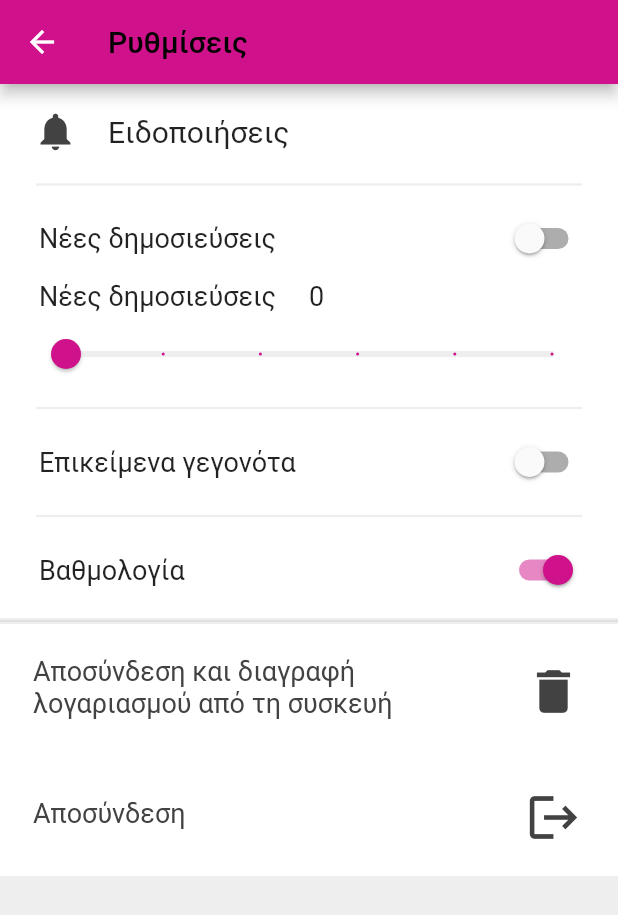
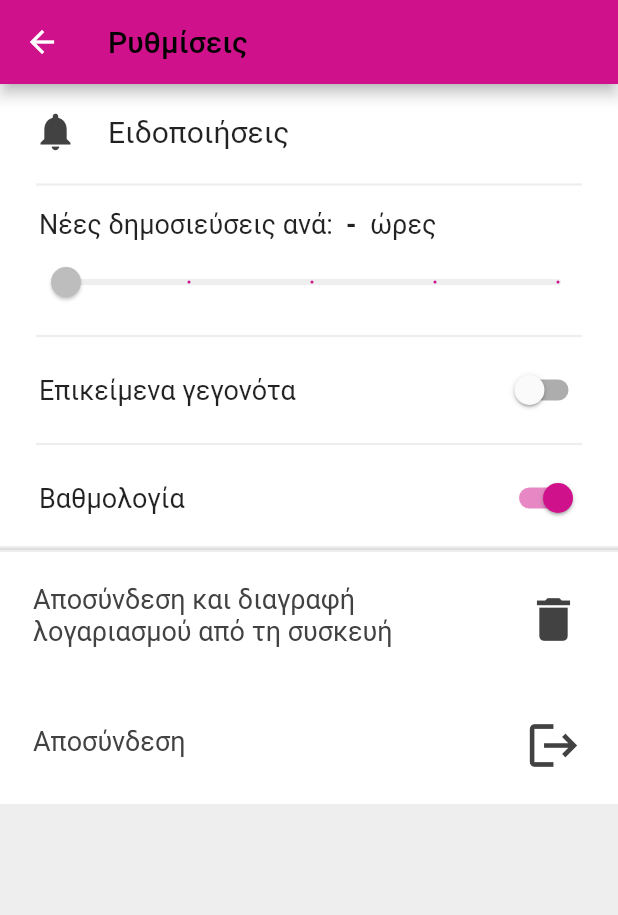
Before and after one commit to giomaroon/open_study, a Flutter app: the SettingsPage screen opened directly, after a tap on "Βαθμολογία", on a phone screen of 412 x 824 dp. Shown: the top 915 px of the screen. Run offline on Flutter 3.47's test engine with Material 2 defaults, Android fonts, the light colour scheme and no system bars; our stand-ins replace flutter_local_notifications, flutter_native_timezone, flutter_secure_storage, flutter_spinkit, rxdart, shared_preferences and 2 more; missing offline and left inert: workmanager; accounts and stored records are empty.

Commit message:
slider is on

```diff
--- a/lib/Pages/HomePage.dart
+++ b/lib/Pages/HomePage.dart
@@ -55,7 +55,7 @@ class _HomePageState extends State<HomePage> {
 
   @override
   void initState() {
-    print('homepage init');
+    //print('homepage init');
     getUserStudyHtml();
     //notificationServices.initializeNotifications();
     notificationServices.requestIOSPermissions();
@@ -68,7 +68,7 @@ class _HomePageState extends State<HomePage> {
 
   @override
   void dispose() {
-    print('homepage dispose');
+    //print('homepage dispose');
     notificationServices.streamNotification.close();
     notificationServices.streamNotificationIOS.close();
     super.dispose();
@@ -76,7 +76,7 @@ class _HomePageState extends State<HomePage> {
 
   @override
   Widget build(BuildContext context) {
-    print('homepage');
+    //print('homepage');
     return Scaffold(
       backgroundColor: Colors.grey[200],
       appBar: AppBar(
--- a/lib/Pages/LoginPage.dart
+++ b/lib/Pages/LoginPage.dart
@@ -68,7 +68,7 @@ class _LoginPageState extends State<LoginPage> {
           password: password,
           studentName: studentName,
           eventNotification: 1,
-          postNotification: 1,
+          postNotification: 8,
           gradeNotification: 1,
           eventsUpdateTime: '');
 
--- a/lib/Pages/SettingsPage.dart
+++ b/lib/Pages/SettingsPage.dart
@@ -19,31 +19,32 @@ class SettingsPage extends StatefulWidget {
 
 class _SettingsPageState extends State<SettingsPage> {
 
-  bool eventNotification=false;
-  bool postNotification=false;
-  bool gradeNotification=false;
+  bool eventNotif=false;
+  //bool postNotification=false; //TODO int
+  bool gradeNotif=false;
+  int postNotifTime=0;
   //bool value = true;
   User? user;
   var db=DBServices.instance;
-  double hours=0;
+  //double value=0;
+  Map<int,int> valueFromTime={0:0,4:1,8:2,12:3,24:4};
 
   Future<void> getUserSettings() async {
     user = await db.getUser(id: activeUserId);
-  eventNotification=user!.eventNotification==1
-      ? true
-      : false;
-  postNotification=user!.postNotification==1
-      ? true
-      : false;
-  gradeNotification=user!.gradeNotification==1
-      ? true
-      : false;
-  setState(() { });
+    //print(user!.toMap());
+    eventNotif=user!.eventNotification==1
+        ? true
+        : false;
+    postNotifTime=user!.postNotification;
+    // postNotification=user!.postNotification==1
+    //     ? true
+    //     : false;
+    gradeNotif=user!.gradeNotification==1
+        ? true
+        : false;
+    setState(() { });
   }
 
-  void postNoitificationHours() {
-
-  }
 
   @override
   void initState() {
@@ -102,38 +103,48 @@ class _SettingsPageState extends State<SettingsPage> {
                   indent: 20,
                   endIndent: 20,
                 ),
-                SwitchListTile(
-                    activeColor: Color(0xFFCF118C),
-                    tileColor: Colors.white,
-                    title: Row(
-                      children: [
-                        SizedBox(width: 6),
-                        Text('Νέες δημοσιεύσεις',
-                          style: TextStyle(
-                              fontSize: 18
-                          ),),
-                      ],
-                    ),
-                    value: postNotification,
-                    onChanged: (val) async {
-                      setState (() { postNotification = val; });
-                      await activatePostNotifications(val, user!.id!);
-                    }
-                ),
+                // SwitchListTile(
+                //     activeColor: Color(0xFFCF118C),
+                //     tileColor: Colors.white,
+                //     title: Row(
+                //       children: [
+                //         SizedBox(width: 6),
+                //         Text('Νέες δημοσιεύσεις',
+                //           style: TextStyle(
+                //               fontSize: 18
+                //           ),),
+                //       ],
+                //     ),
+                //     value: postNotification,
+                //     onChanged: (val) async {
+                //       setState (() { postNotification = val; });
+                //       await activatePostNotifications(val, user!.id!);
+                //     }
+                // ),
                 Container(
                   color: Colors.white,
                   child: Column(
                     children: [
+                      SizedBox(height: 8),
                       Row(
                         children: [
                           SizedBox(width: 22),
-                          Text('Νέες δημοσιεύσεις',
+                          Text('Νέες δημοσιεύσεις ανά:  ',
                             style: TextStyle(
                                 fontSize: 18
                             ),
                           ),
-                          SizedBox(width: 22),
-                          Text(hours.round().toString(),
+                          // SizedBox(width: 22),
+                          Text(postNotifTime==0
+                              ? '-'
+                              : postNotifTime.toString(),
+                            style: TextStyle(
+                              fontSize: 18,
+                              fontWeight: FontWeight.bold
+
+                            ),
+                          ),
+                          Text('  ώρες',
                             style: TextStyle(
                                 fontSize: 18
                             ),
@@ -141,20 +152,35 @@ class _SettingsPageState extends State<SettingsPage> {
                         ],
                       ),
                       Container(
-                        padding: EdgeInsets.fromLTRB(14,4,14,4),
+                        padding: EdgeInsets.fromLTRB(14,4,10,4),
                         child: Slider(
                           min: 0,
-                          max: 5,
-                          divisions: 5,
-                          value: hours,
+                          max: 4,
+                          divisions: 4,
+                          value: valueFromTime[postNotifTime]!.toDouble(),
                           //label: hours.round().toString(),
-                          onChanged: (val) {
+                          onChanged: (a) {
+                            //print(postNotificationTime);
                             setState(() {
-                              hours=val;
-                              print(hours);
+                              postNotifTime=(4*a+a*(a-1)*(a-2)*(a-3)/3).toInt();
+                              //postNotificationTime=a.toInt();
                             });
                           },
+                          onChangeEnd: (a) async {
+                            print('done');
+                            print(postNotifTime);
+                            await activatePostNotifications(time: postNotifTime);
+                            var dbase= await db.database;
+                            await dbase.update('User',
+                                {'postNotification': postNotifTime,},
+                                where: 'id=?',
+                                whereArgs: [user!.id!]);
+
+                          },
                           activeColor: Color(0xFFCF118C),
+                          thumbColor: postNotifTime==0
+                            ? Colors.grey[400]
+                            : Color(0xFFCF118C),
                           inactiveColor: Colors.grey[200],
                         ),
                       ),
@@ -180,10 +206,15 @@ class _SettingsPageState extends State<SettingsPage> {
                           ),),
                       ],
                     ),
-                    value: eventNotification,
+                    value: eventNotif,
                     onChanged: (val) async {
-                      setState (() { eventNotification = val; });
+                      setState (() { eventNotif = val; });
                       await activateEventNotifications(val, user!.id!);
+                      var dbase= await db.database;
+                      await dbase.update('User',
+                          {'eventNotification': val? 1: 0},
+                          where: 'id=?',
+                          whereArgs: [user!.id!]);
                     }
                 ),
                 Divider(
@@ -204,10 +235,15 @@ class _SettingsPageState extends State<SettingsPage> {
                           ),),
                       ],
                     ),
-                    value: gradeNotification,
+                    value: gradeNotif,
                     onChanged: (val) async {
-                      setState (() { gradeNotification = val; });
-                      await activateGradeNotifications(val, user!.id!);
+                      setState (() { gradeNotif = val; });
+                      await activateGradeNotifications(val);
+                      var dbase= await db.database;
+                      await dbase.update('User',
+                          {'gradeNotification': val? 1: 0},
+                          where: 'id=?',
+                          whereArgs: [user!.id!]);
                     }
                 ),
               ],
@@ -263,8 +299,8 @@ class _SettingsPageState extends State<SettingsPage> {
                                       Navigator.pushAndRemoveUntil(context, MaterialPageRoute(builder:
                                           (context) => LoginPage()), (route) => false);
                                       await activateEventNotifications(false, user!.id!);
-                                      await activatePostNotifications(false, user!.id!);
-                                      await activateGradeNotifications(false, user!.id!);
+                                      await activatePostNotifications(time: 0);
+                                      await activateGradeNotifications(false);
                                       await db.removeAllById('User', column: 'id', id: activeUserId);
                                       SharedPreferences prefs = await SharedPreferences.getInstance();
                                       await prefs.setInt('userId', 0);
@@ -314,8 +350,8 @@ class _SettingsPageState extends State<SettingsPage> {
                       Navigator.pushAndRemoveUntil(context, MaterialPageRoute(builder:
                           (context) => LoginPage()), (route) => false);
                       await activateEventNotifications(false, user!.id!);
-                      await activatePostNotifications(false, user!.id!);
-                      await activateGradeNotifications(false, user!.id!);
+                      await activatePostNotifications(time: 0);
+                      await activateGradeNotifications(false);
                       SharedPreferences prefs = await SharedPreferences.getInstance();
                       await prefs.setInt('userId', 0);
                     },
```
Also changed, not shown: lib/Services/BackgroundServices.dart (+56 -32 lines), lib/Services/DataBaseServices.dart (+13 -7 lines), lib/Services/HttpServices.dart (+48 -49 lines).
